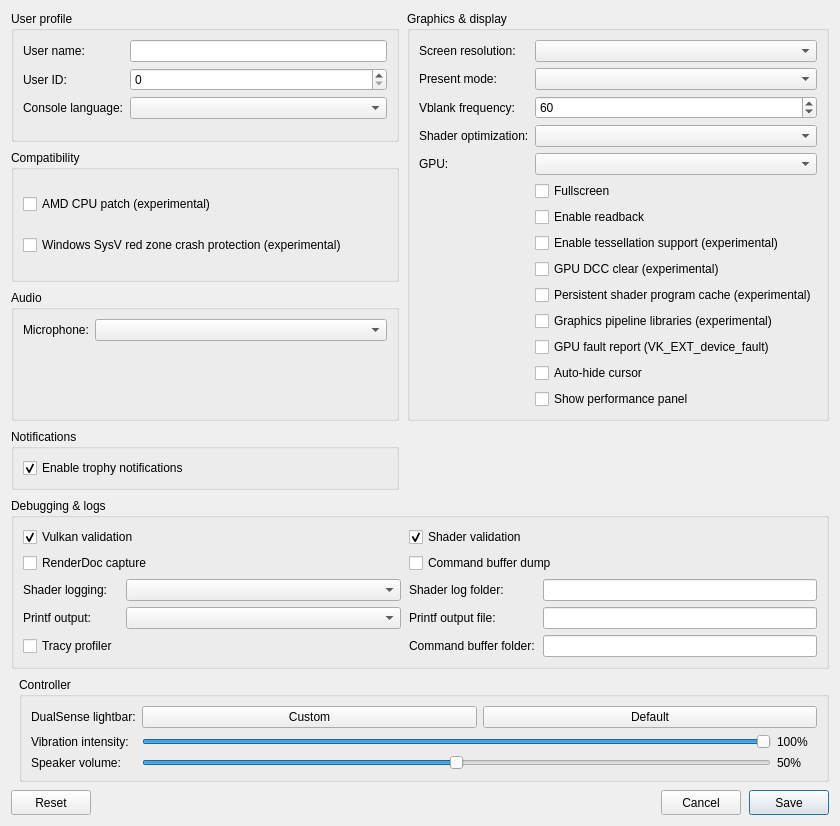
Old version of the form src/launcher/forms/configuration_edit_dialog.ui in the repository JonJon1992/KytyPS5-fork.
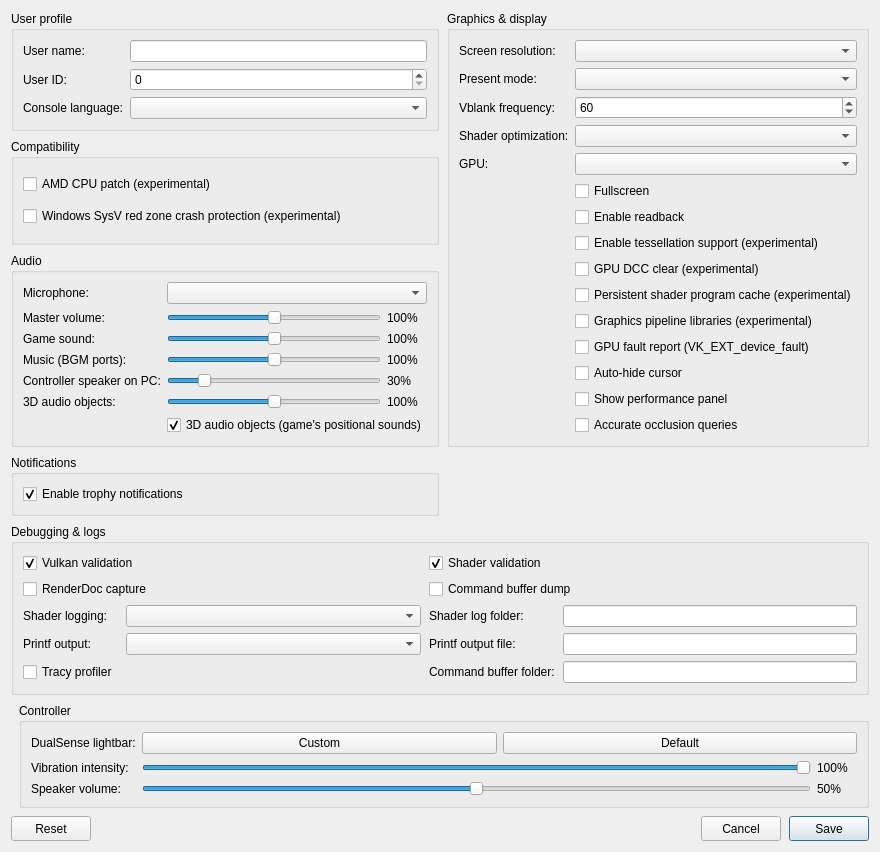
New version of the form. Custom widgets are drawn as their Qt base class.

Commit message:
Port int16.1 and int17 B1/B2 changes with guarded GPU paths
Preserve the U59 occlusion and DrawPrep defaults. Port shader, SRT, audio and launcher fixes; keep indirect DrawPrep/DrawRun and quiet occlusion operations opt-in after Yotei A/B showed no repeatable gain. Add focused host and Vulkan regression coverage.

```diff
--- a/src/launcher/forms/configuration_edit_dialog.ui
+++ b/src/launcher/forms/configuration_edit_dialog.ui
@@ -90,6 +90,138 @@
         <item row="0" column="1">
          <widget class="QComboBox" name="comboBox_audio_input_device"/>
         </item>
+        <item row="1" column="0">
+         <widget class="QLabel" name="label_audio_master">
+          <property name="text"><string>Master volume:</string></property>
+         </widget>
+        </item>
+        <item row="1" column="1">
+         <layout class="QHBoxLayout" name="audio_master_layout">
+          <item>
+           <widget class="QSlider" name="slider_audio_master">
+            <property name="toolTip"><string>Everything the game plays on this PC (not the DualSense). 100% is unchanged; above 100% amplifies and can clip.</string></property>
+            <property name="maximum"><number>200</number></property>
+            <property name="singleStep"><number>5</number></property>
+            <property name="pageStep"><number>10</number></property>
+            <property name="value"><number>100</number></property>
+            <property name="orientation"><enum>Qt::Horizontal</enum></property>
+           </widget>
+          </item>
+          <item>
+           <widget class="QLabel" name="label_audio_master_value">
+            <property name="minimumSize"><size><width>40</width><height>0</height></size></property>
+            <property name="text"><string>100%</string></property>
+           </widget>
+          </item>
+         </layout>
+        </item>
+        <item row="2" column="0">
+         <widget class="QLabel" name="label_audio_main">
+          <property name="text"><string>Game sound:</string></property>
+         </widget>
+        </item>
+        <item row="2" column="1">
+         <layout class="QHBoxLayout" name="audio_main_layout">
+          <item>
+           <widget class="QSlider" name="slider_audio_main">
+            <property name="toolTip"><string>Game audio on the main output ports (most effects, and music in games that mix it there). 100% is unchanged.</string></property>
+            <property name="maximum"><number>200</number></property>
+            <property name="singleStep"><number>5</number></property>
+            <property name="pageStep"><number>10</number></property>
+            <property name="value"><number>100</number></property>
+            <property name="orientation"><enum>Qt::Horizontal</enum></property>
+           </widget>
+          </item>
+          <item>
+           <widget class="QLabel" name="label_audio_main_value">
+            <property name="minimumSize"><size><width>40</width><height>0</height></size></property>
+            <property name="text"><string>100%</string></property>
+           </widget>
+          </item>
+         </layout>
+        </item>
+        <item row="3" column="0">
+         <widget class="QLabel" name="label_audio_music">
+          <property name="text"><string>Music (BGM ports):</string></property>
+         </widget>
+        </item>
+        <item row="3" column="1">
+         <layout class="QHBoxLayout" name="audio_music_layout">
+          <item>
+           <widget class="QSlider" name="slider_audio_music">
+            <property name="toolTip"><string>Music the game plays on its own background-music ports. Has no effect on games that mix music into the main output.</string></property>
+            <property name="maximum"><number>200</number></property>
+            <property name="singleStep"><number>5</number></property>
+            <property name="pageStep"><number>10</number></property>
+            <property name="value"><number>100</number></property>
+            <property name="orientation"><enum>Qt::Horizontal</enum></property>
+           </widget>
+          </item>
+          <item>
+           <widget class="QLabel" name="label_audio_music_value">
+            <property name="minimumSize"><size><width>40</width><height>0</height></size></property>
+            <property name="text"><string>100%</string></property>
+           </widget>
+          </item>
+         </layout>
+        </item>
+        <item row="4" column="0">
+         <widget class="QLabel" name="label_audio_pad_speaker">
+          <property name="text"><string>Controller speaker on PC:</string></property>
+         </widget>
+        </item>
+        <item row="4" column="1">
+         <layout class="QHBoxLayout" name="audio_pad_speaker_layout">
+          <item>
+           <widget class="QSlider" name="slider_audio_pad_speaker">
+            <property name="toolTip"><string>Sounds meant for the DualSense speaker when no DualSense plays them (no controller, or not wired/Bluetooth). The console speaker is small, so these are turned down by default.</string></property>
+            <property name="maximum"><number>200</number></property>
+            <property name="singleStep"><number>5</number></property>
+            <property name="pageStep"><number>10</number></property>
+            <property name="value"><number>30</number></property>
+            <property name="orientation"><enum>Qt::Horizontal</enum></property>
+           </widget>
+          </item>
+          <item>
+           <widget class="QLabel" name="label_audio_pad_speaker_value">
+            <property name="minimumSize"><size><width>40</width><height>0</height></size></property>
+            <property name="text"><string>30%</string></property>
+           </widget>
+          </item>
+         </layout>
+        </item>
+        <item row="5" column="0">
+         <widget class="QLabel" name="label_audio_objects">
+          <property name="text"><string>3D audio objects:</string></property>
+         </widget>
+        </item>
+        <item row="5" column="1">
+         <layout class="QHBoxLayout" name="audio_objects_layout">
+          <item>
+           <widget class="QSlider" name="slider_audio_objects">
+            <property name="toolTip"><string>Sound effects the game places in 3D (PS5 3D audio object ports), mixed into the game sound on this PC. Game sound and master volume apply on top. 100% is unchanged.</string></property>
+            <property name="maximum"><number>200</number></property>
+            <property name="singleStep"><number>5</number></property>
+            <property name="pageStep"><number>10</number></property>
+            <property name="value"><number>100</number></property>
+            <property name="orientation"><enum>Qt::Horizontal</enum></property>
+           </widget>
+          </item>
+          <item>
+           <widget class="QLabel" name="label_audio_objects_value">
+            <property name="minimumSize"><size><width>40</width><height>0</height></size></property>
+            <property name="text"><string>100%</string></property>
+           </widget>
+          </item>
+         </layout>
+        </item>
+        <item row="6" column="1">
+         <widget class="QCheckBox" name="checkBox_audio_objects">
+          <property name="toolTip"><string>Play the sounds the game places in 3D (PS5 3D audio object ports: ambience, positioned effects). Off drops them, as older Kyty versions did.</string></property>
+          <property name="text"><string>3D audio objects (game's positional sounds)</string></property>
+          <property name="checked"><bool>true</bool></property>
+         </widget>
+        </item>
        </layout>
       </widget>
      </item>
@@ -209,6 +341,12 @@
           <property name="text"><string>Show performance panel</string></property>
          </widget>
         </item>
+        <item row="14" column="1">
+         <widget class="QCheckBox" name="checkBox_gpu_occlusion">
+          <property name="toolTip"><string>Count visible samples on the GPU. Turning this off reports all queried objects as visible, which may be faster but can show hidden objects or effects.</string></property>
+          <property name="text"><string>Accurate occlusion queries</string></property>
+         </widget>
+        </item>
        </layout>
       </widget>
      </item>
```
The commit also changes 72 other files.
